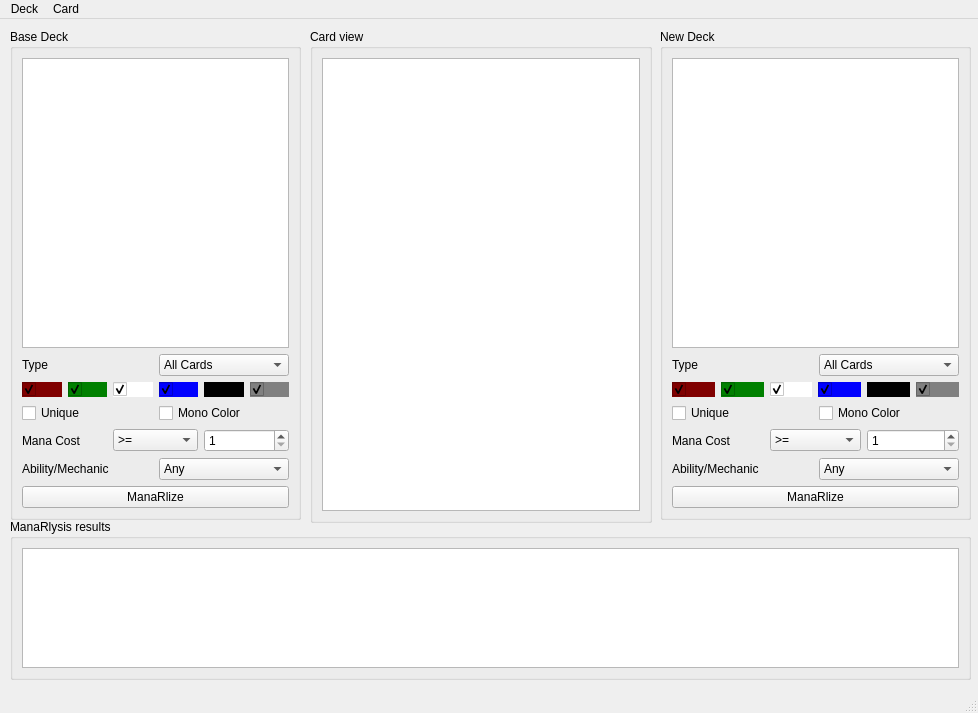
xaratustrah/manar, file mainwindow.ui: the form before one commit.
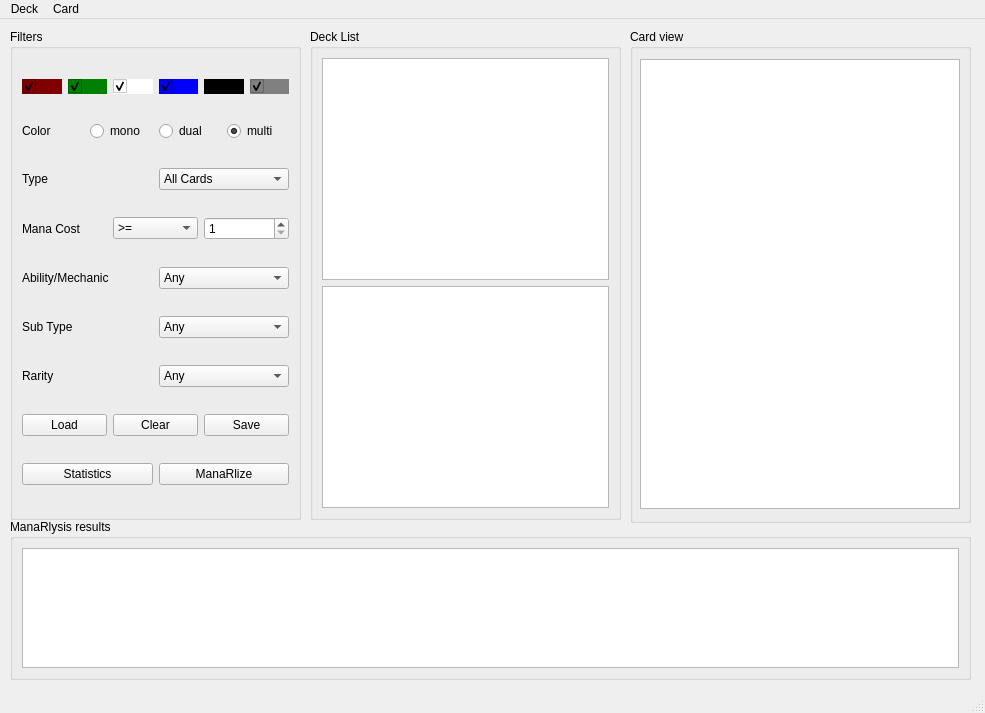
The form after the commit.

```diff
--- a/mainwindow.ui
+++ b/mainwindow.ui
@@ -6,7 +6,7 @@
    <rect>
     <x>0</x>
     <y>0</y>
-    <width>978</width>
+    <width>985</width>
     <height>713</height>
    </rect>
   </property>
@@ -17,9 +17,9 @@
    <widget class="QGroupBox" name="groupBox">
     <property name="geometry">
      <rect>
-      <x>310</x>
+      <x>630</x>
       <y>10</y>
-      <width>342</width>
+      <width>341</width>
       <height>494</height>
      </rect>
     </property>
@@ -32,18 +32,22 @@
     <property name="title">
      <string>Card view</string>
     </property>
-    <layout class="QVBoxLayout" name="verticalLayout_2">
-     <item>
-      <widget class="QGraphicsView" name="graphicsView_card">
-       <property name="sizePolicy">
-        <sizepolicy hsizetype="Expanding" vsizetype="Expanding">
-         <horstretch>0</horstretch>
-         <verstretch>0</verstretch>
-        </sizepolicy>
-       </property>
-      </widget>
-     </item>
-    </layout>
+    <widget class="QGraphicsView" name="graphicsView_card">
+     <property name="geometry">
+      <rect>
+       <x>10</x>
+       <y>30</y>
+       <width>320</width>
+       <height>450</height>
+      </rect>
+     </property>
+     <property name="sizePolicy">
+      <sizepolicy hsizetype="Fixed" vsizetype="Fixed">
+       <horstretch>0</horstretch>
+       <verstretch>0</verstretch>
+      </sizepolicy>
+     </property>
+    </widget>
    </widget>
    <widget class="QGroupBox" name="groupBox_3">
     <property name="geometry">
@@ -77,71 +81,9 @@
      </rect>
     </property>
     <property name="title">
-     <string>Base Deck</string>
+     <string>Filters</string>
     </property>
-    <layout class="QVBoxLayout" name="verticalLayout_3">
-     <item>
-      <widget class="QListView" name="listView_base">
-       <property name="movement">
-        <enum>QListView::Snap</enum>
-       </property>
-      </widget>
-     </item>
-     <item>
-      <layout class="QHBoxLayout" name="horizontalLayout_4">
-       <item>
-        <widget class="QLabel" name="label_type_base">
-         <property name="text">
-          <string>Type</string>
-         </property>
-        </widget>
-       </item>
-       <item>
-        <widget class="QComboBox" name="comboBox_type_base">
-         <item>
-          <property name="text">
-           <string>All Cards</string>
-          </property>
-         </item>
-         <item>
-          <property name="text">
-           <string>Artifact</string>
-          </property>
-         </item>
-         <item>
-          <property name="text">
-           <string>Creature</string>
-          </property>
-         </item>
-         <item>
-          <property name="text">
-           <string>Enchantment</string>
-          </property>
-         </item>
-         <item>
-          <property name="text">
-           <string>Instant</string>
-          </property>
-         </item>
-         <item>
-          <property name="text">
-           <string>Land</string>
-          </property>
-         </item>
-         <item>
-          <property name="text">
-           <string>Planeswalker</string>
-          </property>
-         </item>
-         <item>
-          <property name="text">
-           <string>Sorcery</string>
-          </property>
-         </item>
-        </widget>
-       </item>
-      </layout>
-     </item>
+    <layout class="QVBoxLayout" name="verticalLayout">
      <item>
       <layout class="QHBoxLayout" name="horizontalLayout">
        <item>
@@ -227,17 +169,89 @@
      <item>
       <layout class="QHBoxLayout" name="horizontalLayout_2">
        <item>
-        <widget class="QCheckBox" name="checkBox_unique_base">
+        <widget class="QLabel" name="label_color">
          <property name="text">
-          <string>Unique</string>
+          <string>Color</string>
          </property>
         </widget>
        </item>
        <item>
-        <widget class="QCheckBox" name="checkBox_mono_base">
+        <widget class="QRadioButton" name="radioButton_mono_base">
          <property name="text">
-          <string>Mono Color</string>
+          <string>mono</string>
          </property>
+        </widget>
+       </item>
+       <item>
+        <widget class="QRadioButton" name="radioButton_dual_base">
+         <property name="text">
+          <string>dual</string>
+         </property>
+        </widget>
+       </item>
+       <item>
+        <widget class="QRadioButton" name="radioButton_multi_base">
+         <property name="text">
+          <string>multi</string>
+         </property>
+         <property name="checked">
+          <bool>true</bool>
+         </property>
+        </widget>
+       </item>
+      </layout>
+     </item>
+     <item>
+      <layout class="QHBoxLayout" name="horizontalLayout_4">
+       <item>
+        <widget class="QLabel" name="label_type_base">
+         <property name="text">
+          <string>Type</string>
+         </property>
+        </widget>
+       </item>
+       <item>
+        <widget class="QComboBox" name="comboBox_type_base">
+         <item>
+          <property name="text">
+           <string>All Cards</string>
+          </property>
+         </item>
+         <item>
+          <property name="text">
+           <string>Artifact</string>
+          </property>
+         </item>
+         <item>
+          <property name="text">
+           <string>Creature</string>
+          </property>
+         </item>
+         <item>
+          <property name="text">
+           <string>Enchantment</string>
+          </property>
+         </item>
+         <item>
+          <property name="text">
+           <string>Instant</string>
+          </property>
+         </item>
+         <item>
+          <property name="text">
+           <string>Land</string>
+          </property>
+         </item>
+         <item>
+          <property name="text">
+           <string>Planeswalker</string>
+          </property>
+         </item>
+         <item>
+          <property name="text">
+           <string>Sorcery</string>
+          </property>
+         </item>
         </widget>
        </item>
       </layout>
@@ -411,40 +425,11 @@
       </layout>
      </item>
      <item>
-      <widget class="QPushButton" name="pushButton_manarlize">
-       <property name="text">
-        <string>ManaRlize</string>
-       </property>
-      </widget>
-     </item>
-    </layout>
-   </widget>
-   <widget class="QGroupBox" name="groupBox_base_2">
-    <property name="geometry">
-     <rect>
-      <x>660</x>
-      <y>10</y>
-      <width>311</width>
-      <height>491</height>
-     </rect>
-    </property>
-    <property name="title">
-     <string>New Deck</string>
-    </property>
-    <layout class="QVBoxLayout" name="verticalLayout_4">
-     <item>
-      <widget class="QListView" name="listView_base_2">
-       <property name="movement">
-        <enum>QListView::Snap</enum>
-       </property>
-      </widget>
-     </item>
-     <item>
       <layout class="QHBoxLayout" name="horizontalLayout_6">
        <item>
         <widget class="QLabel" name="label_type_base_2">
          <property name="text">
-          <string>Type</string>
+          <string>Sub Type</string>
          </property>
         </widget>
        </item>
@@ -452,7 +437,7 @@
         <widget class="QComboBox" name="comboBox_type_base_2">
          <item>
           <property name="text">
-           <string>All Cards</string>
+           <string>Any</string>
           </property>
          </item>
          <item>
@@ -497,81 +482,39 @@
      <item>
       <layout class="QHBoxLayout" name="horizontalLayout_7">
        <item>
-        <widget class="QCheckBox" name="checkBox_r_base_2">
-         <property name="styleSheet">
-          <string notr="true">background-color:rgb(128, 0, 0)</string>
-         </property>
+        <widget class="QLabel" name="label_rarity_base">
          <property name="text">
-          <string/>
+          <string>Rarity</string>
          </property>
-         <property name="checked">
-          <bool>true</bool>
-         </property>
         </widget>
        </item>
        <item>
-        <widget class="QCheckBox" name="checkBox_g_base_2">
-         <property name="styleSheet">
-          <string notr="true">background-color:rgb(0, 128, 0)</string>
-         </property>
-         <property name="text">
-          <string/>
-         </property>
-         <property name="checked">
-          <bool>true</bool>
-         </property>
-        </widget>
-       </item>
-       <item>
-        <widget class="QCheckBox" name="checkBox_w_base_2">
-         <property name="styleSheet">
-          <string notr="true">background-color:rgb(255, 255, 255)</string>
-         </property>
-         <property name="text">
-          <string/>
-         </property>
-         <property name="checked">
-          <bool>true</bool>
-         </property>
-        </widget>
-       </item>
-       <item>
-        <widget class="QCheckBox" name="checkBox_u_base_2">
-         <property name="styleSheet">
-          <string notr="true">background-color:rgb(0, 0, 255)</string>
-         </property>
-         <property name="text">
-          <string/>
-         </property>
-         <property name="checked">
-          <bool>true</bool>
-         </property>
-        </widget>
-       </item>
-       <item>
-        <widget class="QCheckBox" name="checkBox_b_base_2">
-         <property name="styleSheet">
-          <string notr="true">background-color:rgb(0, 0, 0)</string>
-         </property>
-         <property name="text">
-          <string/>
-         </property>
-         <property name="checked">
-          <bool>true</bool>
-         </property>
-        </widget>
-       </item>
-       <item>
-        <widget class="QCheckBox" name="checkBox_cl_base_2">
-         <property name="styleSheet">
-          <string notr="true">background-color:rgb(128, 128, 128)</string>
-         </property>
-         <property name="text">
-          <string/>
-         </property>
-         <property name="checked">
-          <bool>true</bool>
-         </property>
+        <widget class="QComboBox" name="comboBox_rarity_base">
+         <item>
+          <property name="text">
+           <string>Any</string>
+          </property>
+         </item>
+         <item>
+          <property name="text">
+           <string>Common</string>
+          </property>
+         </item>
+         <item>
+          <property name="text">
+           <string>Uncommon</string>
+          </property>
+         </item>
+         <item>
+          <property name="text">
+           <string>Rare</string>
+          </property>
+         </item>
+         <item>
+          <property name="text">
+           <string>Mythic Rare</string>
+          </property>
+         </item>
         </widget>
        </item>
       </layout>
@@ -579,16 +522,23 @@
      <item>
       <layout class="QHBoxLayout" name="horizontalLayout_8">
        <item>
-        <widget class="QCheckBox" name="checkBox_unique_base_2">
+        <widget class="QPushButton" name="pushButton_load">
          <property name="text">
-          <string>Unique</string>
+          <string>Load</string>
          </property>
         </widget>
        </item>
        <item>
-        <widget class="QCheckBox" name="checkBox_mono_base_2">
+        <widget class="QPushButton" name="pushButton_clear">
          <property name="text">
-          <string>Mono Color</string>
+          <string>Clear</string>
+         </property>
+        </widget>
+       </item>
+       <item>
+        <widget class="QPushButton" name="pushButton_save">
+         <property name="text">
+          <string>Save</string>
          </property>
         </widget>
        </item>
@@ -597,175 +547,86 @@
      <item>
       <layout class="QHBoxLayout" name="horizontalLayout_9">
        <item>
-        <widget class="QLabel" name="labe_mana_base_2">
+        <widget class="QPushButton" name="pushButton_stat">
          <property name="text">
-          <string>Mana Cost</string>
+          <string>Statistics</string>
          </property>
         </widget>
        </item>
        <item>
-        <widget class="QComboBox" name="comboBox_mana_base_2">
-         <item>
-          <property name="text">
-           <string>&gt;=</string>
-          </property>
-         </item>
-         <item>
-          <property name="text">
-           <string>=</string>
-          </property>
-         </item>
-         <item>
-          <property name="text">
-           <string>&lt;</string>
-          </property>
-         </item>
-         <item>
-          <property name="text">
-           <string>&lt;=</string>
-          </property>
-         </item>
-         <item>
-          <property name="text">
-           <string>&gt;</string>
-          </property>
-         </item>
-        </widget>
-       </item>
-       <item>
-        <widget class="QSpinBox" name="spinBox_mana_base_2">
-         <property name="minimum">
-          <number>1</number>
+        <widget class="QPushButton" name="pushButton_manarlize">
+         <property name="text">
+          <string>ManaRlize</string>
          </property>
-         <property name="maximum">
-          <number>50</number>
-         </property>
-         <property name="value">
-          <number>1</number>
-         </property>
         </widget>
        </item>
       </layout>
      </item>
+    </layout>
+   </widget>
+   <widget class="QGroupBox" name="groupBox_base_2">
+    <property name="geometry">
+     <rect>
+      <x>310</x>
+      <y>10</y>
+      <width>311</width>
+      <height>491</height>
+     </rect>
+    </property>
+    <property name="title">
+     <string>Deck List</string>
+    </property>
+    <layout class="QVBoxLayout" name="verticalLayout_4">
      <item>
-      <layout class="QHBoxLayout" name="horizontalLayout_10">
-       <item>
-        <widget class="QLabel" name="label_2">
-         <property name="text">
-          <string>Ability/Mechanic</string>
-         </property>
-        </widget>
-       </item>
-       <item>
-        <widget class="QComboBox" name="comboBox_ability_base_2">
-         <item>
-          <property name="text">
-           <string>Any</string>
-          </property>
-         </item>
-         <item>
-          <property name="text">
-           <string>Bolster</string>
-          </property>
-         </item>
-         <item>
-          <property name="text">
-           <string>Dash</string>
-          </property>
-         </item>
-         <item>
-          <property name="text">
-           <string>Dearthtouch</string>
-          </property>
-         </item>
-         <item>
-          <property name="text">
-           <string>Delve</string>
-          </property>
-         </item>
-         <item>
-          <property name="text">
-           <string>Ferocious</string>
-          </property>
-         </item>
-         <item>
-          <property name="text">
-           <string>Flash</string>
-          </property>
-         </item>
-         <item>
-          <property name="text">
-           <string>Flying</string>
-          </property>
-         </item>
-         <item>
-          <property name="text">
-           <string>Haste</string>
-          </property>
-         </item>
-         <item>
-          <property name="text">
-           <string>Hexproof</string>
-          </property>
-         </item>
-         <item>
-          <property name="text">
-           <string>Indestructible</string>
-          </property>
-         </item>
-         <item>
-          <property name="text">
-           <string>Lifelink</string>
-          </property>
-         </item>
-         <item>
-          <property name="text">
-           <string>Manifest</string>
-          </property>
-         </item>
-         <item>
-          <property name="text">
-           <string>Morph</string>
-          </property>
-         </item>
-         <item>
-          <property name="text">
-           <string>Outlast</string>
-          </property>
-         </item>
-         <item>
-          <property name="text">
-           <string>Protection</string>
-          </property>
-         </item>
-         <item>
-          <property name="text">
-           <string>Prowess</string>
-          </property>
-         </item>
-         <item>
-          <property name="text">
-           <string>Raid</string>
-          </property>
-         </item>
-         <item>
-          <property name="text">
-           <string>Reach</string>
-          </property>
-         </item>
-         <item>
-          <property name="text">
-           <string>Vigilance</string>
-          </property>
-         </item>
-        </widget>
-       </item>
-      </layout>
+      <widget class="QListView" name="listView_base">
+       <property name="editTriggers">
+        <set>QAbstractItemView::NoEditTriggers</set>
+       </property>
+       <property name="tabKeyNavigation">
+        <bool>true</bool>
+       </property>
+       <property name="dragEnabled">
+        <bool>true</bool>
+       </property>
+       <property name="defaultDropAction">
+        <enum>Qt::CopyAction</enum>
+       </property>
+       <property name="alternatingRowColors">
+        <bool>true</bool>
+       </property>
+       <property name="selectionMode">
+        <enum>QAbstractItemView::ExtendedSelection</enum>
+       </property>
+       <property name="movement">
+        <enum>QListView::Snap</enum>
+       </property>
+      </widget>
      </item>
      <item>
-      <widget class="QPushButton" name="pushButton_manarlize_2">
-       <property name="text">
-        <string>ManaRlize</string>
+      <widget class="QListView" name="listView_new">
+       <property name="editTriggers">
+        <set>QAbstractItemView::NoEditTriggers</set>
+       </property>
+       <property name="tabKeyNavigation">
+        <bool>true</bool>
+       </property>
+       <property name="dragDropOverwriteMode">
+        <bool>false</bool>
+       </property>
+       <property name="dragDropMode">
+        <enum>QAbstractItemView::DragDrop</enum>
+       </property>
+       <property name="defaultDropAction">
+        <enum>Qt::CopyAction</enum>
+       </property>
+       <property name="alternatingRowColors">
+        <bool>true</bool>
+       </property>
+       <property name="selectionMode">
+        <enum>QAbstractItemView::ExtendedSelection</enum>
+       </property>
+       <property name="movement">
+        <enum>QListView::Snap</enum>
        </property>
       </widget>
      </item>
@@ -782,7 +643,7 @@
     <rect>
      <x>0</x>
      <y>0</y>
-     <width>978</width>
+     <width>985</width>
      <height>22</height>
     </rect>
    </property>
```
Left out of the diff: 40 changed lines with no effect on the pictures.
